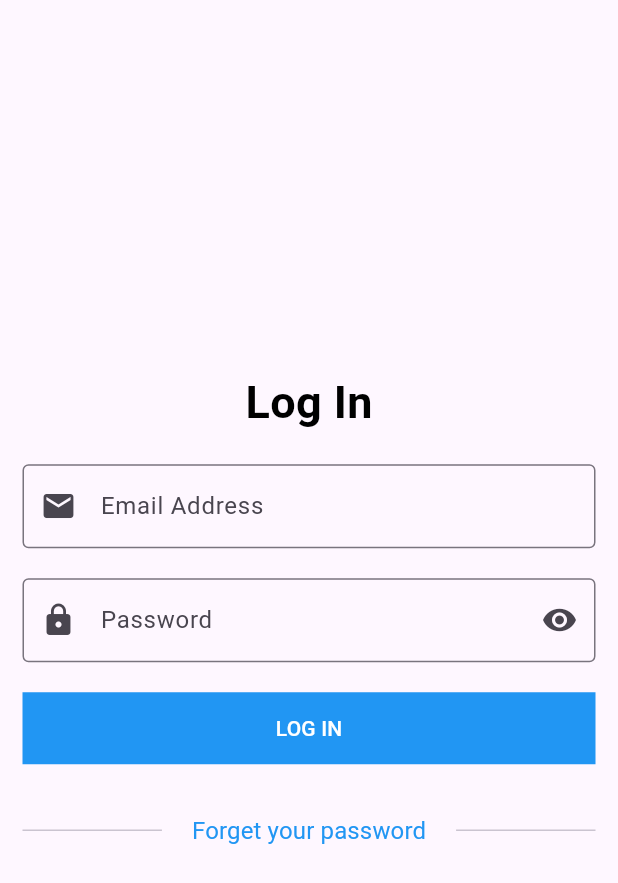
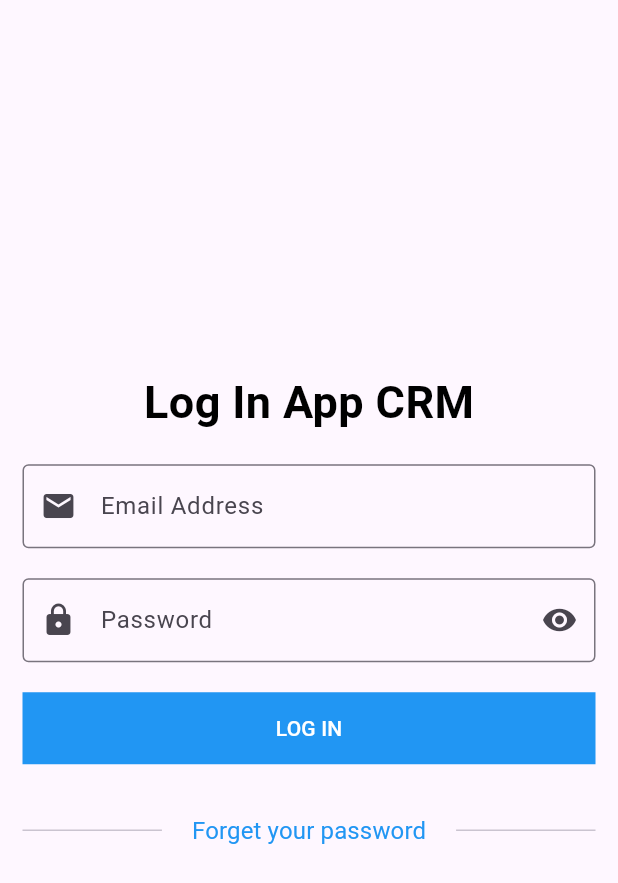
Before and after one commit to FakhfakhOussema/Flutter, a Flutter app: the screen it shows after launch, on a phone screen of 412 x 824 dp. Shown: the top 883 px of the screen. Run offline on Flutter 3.47's test engine with Material 3 defaults, Android fonts, the light colour scheme and no system bars; our stand-ins replace sqflite; accounts and stored records are empty.

Commit message:
Add App CRM

```diff
--- a/lib/CRM Medical/modules/login/login_screen.dart
+++ b/lib/CRM Medical/modules/login/login_screen.dart
@@ -32,7 +32,7 @@ class _LoginScreenState extends State<LoginScreen> {
             children: [
               Center(
                 child: defaultText(
-                  text: 'Log In',
+                  text: 'Log In App CRM',
                   fontSize: 30,
                   color: Colors.black,
                   fontWeight: FontWeight.bold,
```
